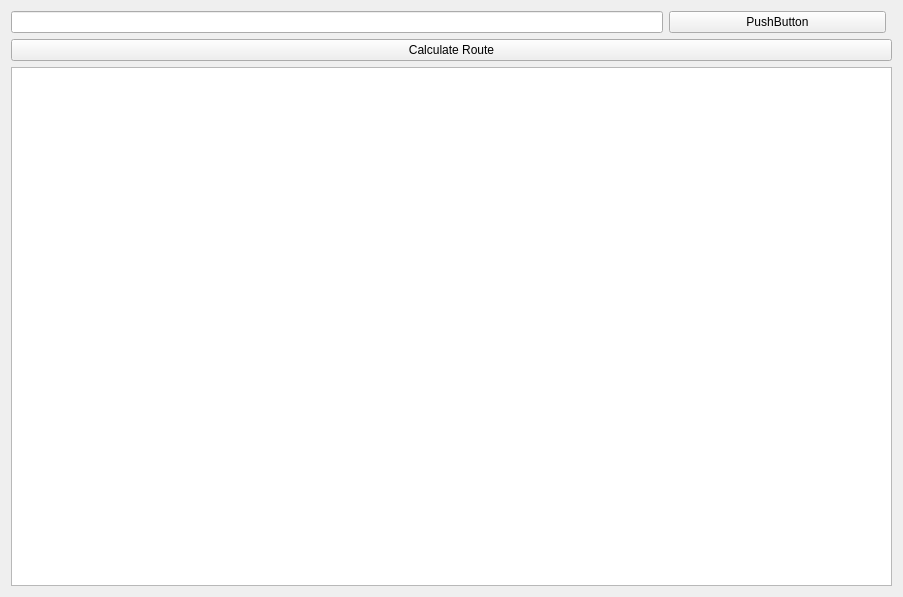
First picture: the form in widgets/roundtripwidget.ui, repository alexzk1/ed_highway, before the edit.
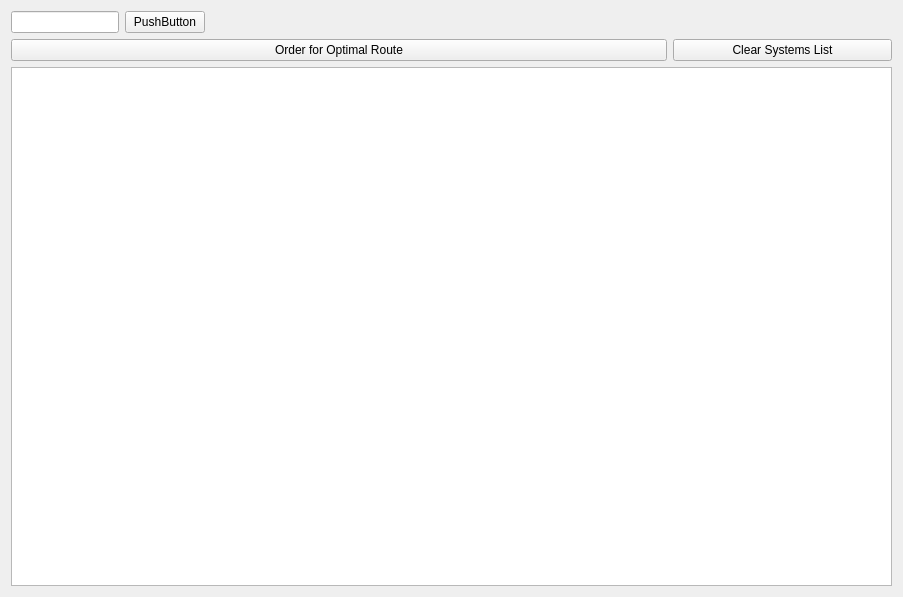
Second picture: the form after the edit. Custom widgets are drawn as their Qt base class.

The edit to the form file:
```diff
--- a/widgets/roundtripwidget.ui
+++ b/widgets/roundtripwidget.ui
@@ -22,7 +22,7 @@
         <widget class="QLineEdit" name="edSysManul">
          <property name="sizePolicy">
           <sizepolicy hsizetype="Expanding" vsizetype="Fixed">
-           <horstretch>3</horstretch>
+           <horstretch>2</horstretch>
            <verstretch>0</verstretch>
           </sizepolicy>
          </property>
@@ -47,16 +47,46 @@
       </layout>
      </item>
      <item>
-      <widget class="QWidget" name="edsmRequest" native="true"/>
+      <widget class="QWidget" name="edsmRequest" native="true">
+       <property name="sizePolicy">
+        <sizepolicy hsizetype="Preferred" vsizetype="Preferred">
+         <horstretch>3</horstretch>
+         <verstretch>0</verstretch>
+        </sizepolicy>
+       </property>
+      </widget>
      </item>
     </layout>
    </item>
    <item>
-    <widget class="QPushButton" name="btnCalc">
-     <property name="text">
-      <string>Calculate Route</string>
-     </property>
-    </widget>
+    <layout class="QHBoxLayout" name="horizontalLayout_3">
+     <item>
+      <widget class="QPushButton" name="btnCalc">
+       <property name="sizePolicy">
+        <sizepolicy hsizetype="Minimum" vsizetype="Fixed">
+         <horstretch>3</horstretch>
+         <verstretch>0</verstretch>
+        </sizepolicy>
+       </property>
+       <property name="text">
+        <string>Order for Optimal Route</string>
+       </property>
+      </widget>
+     </item>
+     <item>
+      <widget class="QPushButton" name="btnClear">
+       <property name="sizePolicy">
+        <sizepolicy hsizetype="Minimum" vsizetype="Fixed">
+         <horstretch>1</horstretch>
+         <verstretch>0</verstretch>
+        </sizepolicy>
+       </property>
+       <property name="text">
+        <string>Clear Systems List</string>
+       </property>
+      </widget>
+     </item>
+    </layout>
    </item>
    <item>
     <widget class="QTableView" name="tableView">
```
